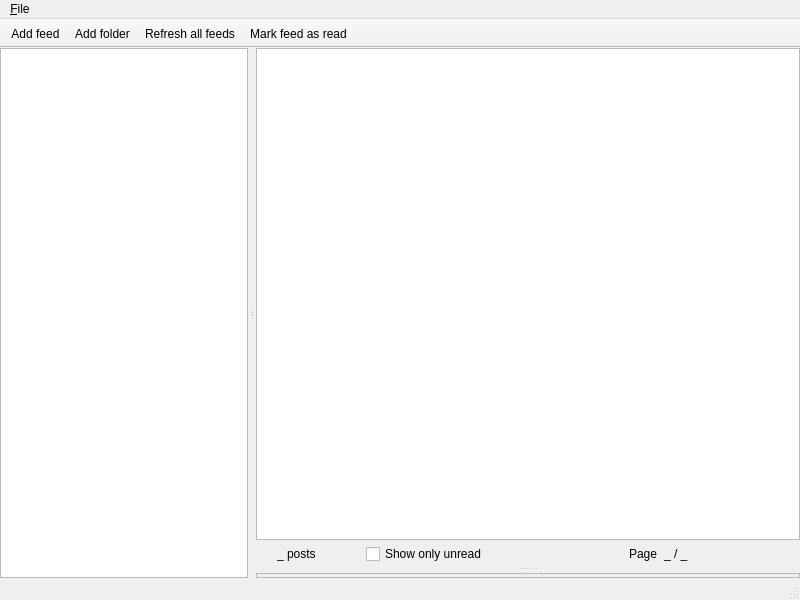
Qt form client-desktop/src/MainWindow.ui (zappatic/ZapFeedReader) before a commit.
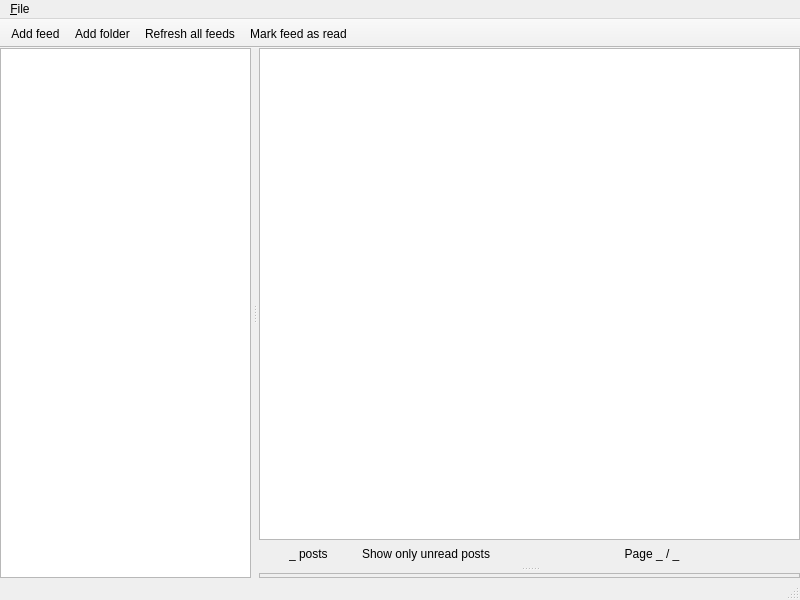
The same form after that commit. Custom widgets are drawn as their Qt base class.

Commit message: implement jump to post page dialog change 'show only unread' checkbox to push button

Patch:
```diff
--- a/client-desktop/src/MainWindow.ui
+++ b/client-desktop/src/MainWindow.ui
@@ -110,7 +110,7 @@
          <item>
           <layout class="QHBoxLayout" name="horizontalLayout">
            <property name="spacing">
-            <number>50</number>
+            <number>30</number>
            </property>
            <property name="topMargin">
             <number>3</number>
@@ -136,9 +136,12 @@
             </widget>
            </item>
            <item>
-            <widget class="QCheckBox" name="checkBoxShowOnlyUnread">
+            <widget class="QPushButton" name="pushButtonToggleShowUnread">
              <property name="text">
-              <string>Show only unread</string>
+              <string>Show only unread posts</string>
+             </property>
+             <property name="flat">
+              <bool>true</bool>
              </property>
             </widget>
            </item>
@@ -151,6 +154,9 @@
               <enum>QFrame::Plain</enum>
              </property>
              <layout class="QHBoxLayout" name="horizontalLayout_3">
+              <property name="spacing">
+               <number>4</number>
+              </property>
               <property name="leftMargin">
                <number>0</number>
               </property>
@@ -190,16 +196,15 @@
                </widget>
               </item>
               <item>
-               <widget class="QLabel" name="labelPage">
-                <property name="text">
-                 <string>Page</string>
+               <widget class="QPushButton" name="pushButtonPageNumber">
+                <property name="cursor">
+                 <cursorShape>PointingHandCursor</cursorShape>
                 </property>
-               </widget>
-              </item>
-              <item>
-               <widget class="QLabel" name="labelPageNumber">
                 <property name="text">
-                 <string>_ / _</string>
+                 <string>Page _ / _</string>
+                </property>
+                <property name="flat">
+                 <bool>true</bool>
                 </property>
                </widget>
               </item>
```
Left out of the diff: 12 changed lines with no effect on the pictures. The commit also changes 7 other files.
